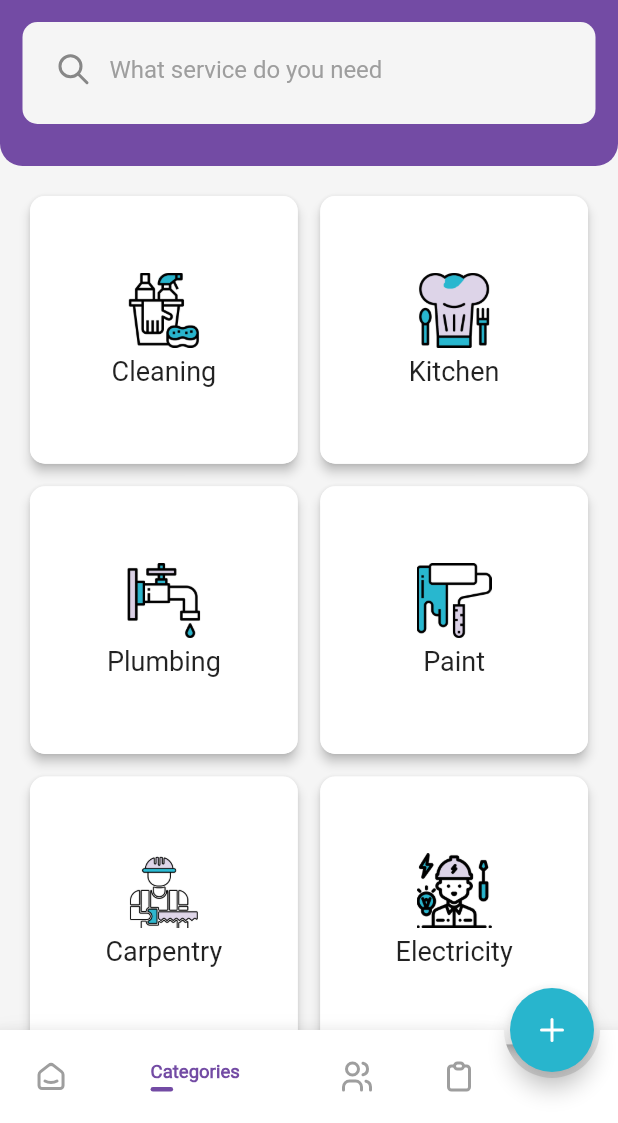
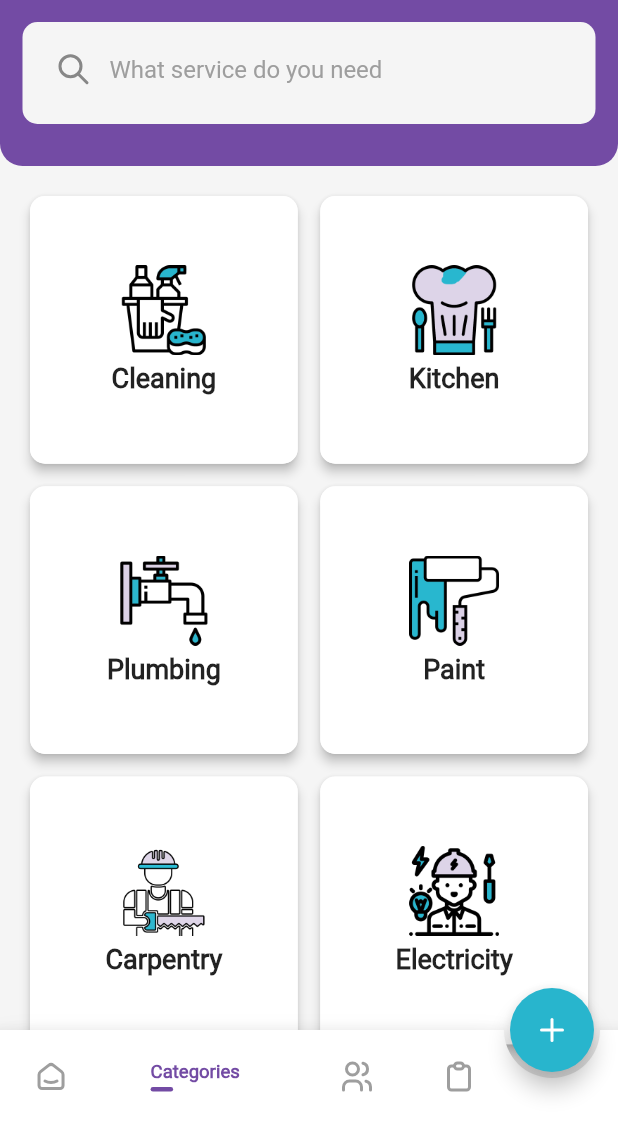
Before and after one commit to amr-alawaad99/HomeMate_HomeServiceApp, a Flutter app: the MainLayoutScreen screen opened directly, item 2 of the bottom bar chosen, on a phone screen of 412 x 824 dp, the part 113-1236 px from its top. Run offline on Flutter 3.47's test engine with Material 2 defaults, Android fonts, the phone set to English and light mode, and no system bars; drawn by our look-alikes of bubble_bottom_bar; our stand-ins replace bloc, flutter_bloc, flutter_tabler_icons, smooth_page_indicator; missing offline and left inert: colorful_safe_area; network calls fail.

Commit message:
update some models added some lists and changed categories_screen.dart layout

```diff
--- a/lib/models/appointment.dart
+++ b/lib/models/appointment.dart
@@ -17,6 +17,8 @@ class Appointment {
     required this.cost,
     required this.image
   });
+
+
 }
 class ChooseCategory{
   final String category;
--- a/lib/module/categories_screen/categories_screen.dart
+++ b/lib/module/categories_screen/categories_screen.dart
@@ -4,7 +4,6 @@ import 'package:login_register_methods/shared/components/components.dart';
 import '../../models/category_model.dart';
 
 class CategoriesScreen extends StatelessWidget {
-
   List<Categories> categories = [
     Categories(
       title: 'Cleaning',
@@ -39,13 +38,16 @@ class CategoriesScreen extends StatelessWidget {
     return Padding(
       padding: const EdgeInsets.all(20.0),
       child: GridView.builder(
-        shrinkWrap: true,
-        itemCount: categories.length,
+          shrinkWrap: true,
+          itemCount: categories.length,
           scrollDirection: Axis.vertical,
-          gridDelegate:
-              SliverGridDelegateWithFixedCrossAxisCount(crossAxisCount: 2,crossAxisSpacing: 15,mainAxisSpacing: 15),
-          itemBuilder: (context, index) =>
-              defaultCategoriesBox(img: categories[index].img, text: categories[index].title)),
+          gridDelegate: const SliverGridDelegateWithFixedCrossAxisCount(
+            crossAxisCount: 2,
+            crossAxisSpacing: 15,
+            mainAxisSpacing: 15,
+          ),
+          itemBuilder: (context, index) => defaultCategoriesBox(
+              img: categories[index].img, text: categories[index].title)),
     );
   }
 }
--- a/lib/shared/components/components.dart
+++ b/lib/shared/components/components.dart
@@ -127,7 +127,8 @@ Future navigatePushDelete(
         ),
         (route) => false);
 
-Widget defaultCategoriesBox({required ImageProvider img, required String text}) =>
+Widget defaultCategoriesBox(
+        {required ImageProvider img, required String text}) =>
     Expanded(
       child: InkWell(
         onTap: () {
@@ -139,24 +140,32 @@ Widget defaultCategoriesBox({required ImageProvider img, required String text})
             Radius.circular(10),
           ),
           child: Container(
-            height: 120,
-            width: 100.0,
+            // height: 120,
+            // width: 100.0,
+            decoration: BoxDecoration(
+                color: Colors.white, borderRadius: BorderRadius.circular(10.0)),
+            // height: 120,
+            // width: 100.0,
             child: Column(
               mainAxisAlignment: MainAxisAlignment.center,
               children: [
                 Image(
                   image: img,
-                  width: 50,
-                  height: 50,
+                  width: 60,
+                  height: 60,
                 ),
-                SizedBox(
+                const SizedBox(
                   height: 5,
                 ),
-                Text(text),
+                Text(
+                  text,
+                  style: const TextStyle(
+                    fontFamily: "Roboto",
+                    fontWeight: FontWeight.bold,
+                  ),
+                ),
               ],
             ),
-            decoration: BoxDecoration(
-                color: Colors.white, borderRadius: BorderRadius.circular(10.0)),
           ),
         ),
       ),
@@ -167,22 +176,22 @@ Widget defaultCategoryChooser({required String text}) => InkWell(
       child: Container(
         width: 95,
         height: 100,
-        child: Center(
-          child: Text(
-            text,
-            style: TextStyle(
-              color: secondaryColor,
-              fontSize: 20,
-              fontWeight: FontWeight.w500,
-            ),
-          ),
-        ),
         decoration: BoxDecoration(
           border: Border.all(
             width: 1.5,
             color: secondaryColor,
           ),
           borderRadius: BorderRadius.circular(5),
+        ),
+        child: Center(
+          child: Text(
+            text,
+            style: const TextStyle(
+              color: secondaryColor,
+              fontSize: 20,
+              fontWeight: FontWeight.w500,
+            ),
+          ),
         ),
       ),
     );
@@ -222,7 +231,7 @@ Widget defaultAppointmentCard({
                     children: [
                       Text(
                         serviceName,
-                        style: TextStyle(
+                        style: const TextStyle(
                           fontWeight: FontWeight.bold,
                           fontSize: 19.0,
                         ),
@@ -248,16 +257,16 @@ Widget defaultAppointmentCard({
                             children: [
                               Text(
                                 userName,
-                                style: TextStyle(
+                                style: const TextStyle(
                                   fontSize: 15.0,
                                 ),
                               ),
-                              SizedBox(
+                              const SizedBox(
                                 height: 5.0,
                               ),
                               Row(
                                 mainAxisAlignment: MainAxisAlignment.start,
-                                children: [
+                                children: const [
                                   Image(
                                     image: AssetImage('assets/images/star.png'),
                                     width: 15.0,
@@ -286,7 +295,7 @@ Widget defaultAppointmentCard({
                         children: [
                           Text(
                             date,
-                            style: TextStyle(
+                            style: const TextStyle(
                               fontSize: 12.0,
                             ),
                           ),
@@ -295,7 +304,7 @@ Widget defaultAppointmentCard({
                           ),
                           Text(
                             time,
-                            style: TextStyle(
+                            style: const TextStyle(
                               fontSize: 12.0,
                             ),
                           ),
@@ -357,7 +366,7 @@ Widget defaultAppointmentCard({
                             crossAxisAlignment: CrossAxisAlignment.end,
                             children: [
                               InkWell(
-                                onTap: () {},
+                                onTap: (){},
                                 child: Icon(
                                   TablerIcons.trash,
                                   color: errorColor,
```
Also changed, not shown: lib/module/appointment_screen/appointments_screen.dart (+17 -18 lines).
